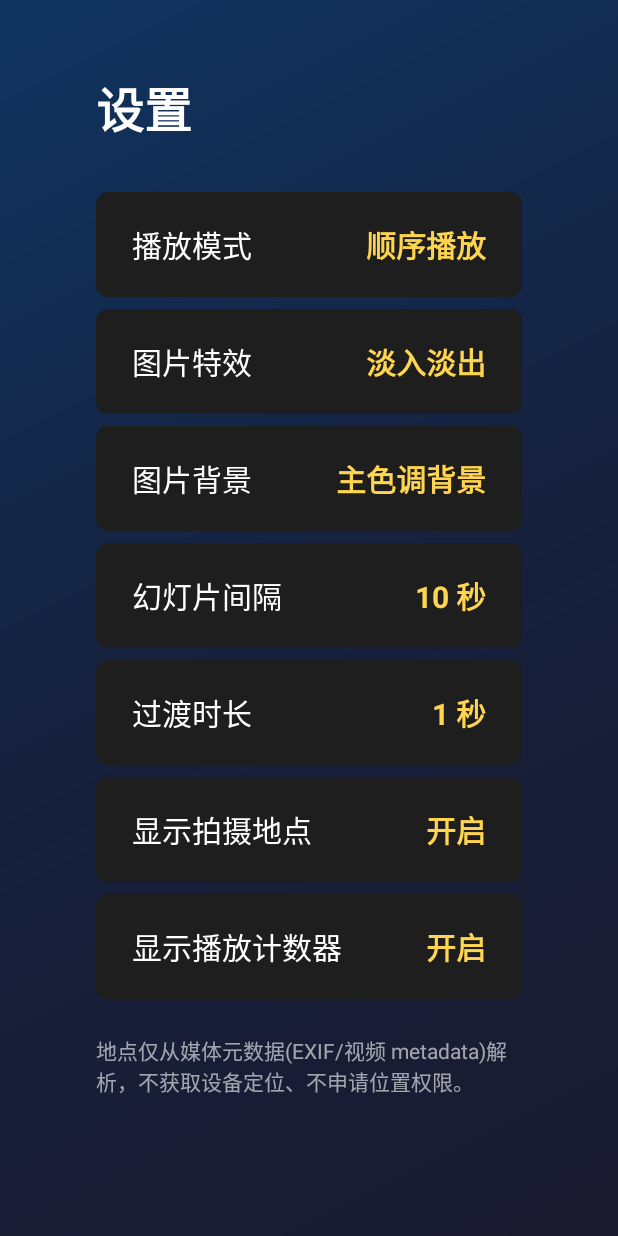
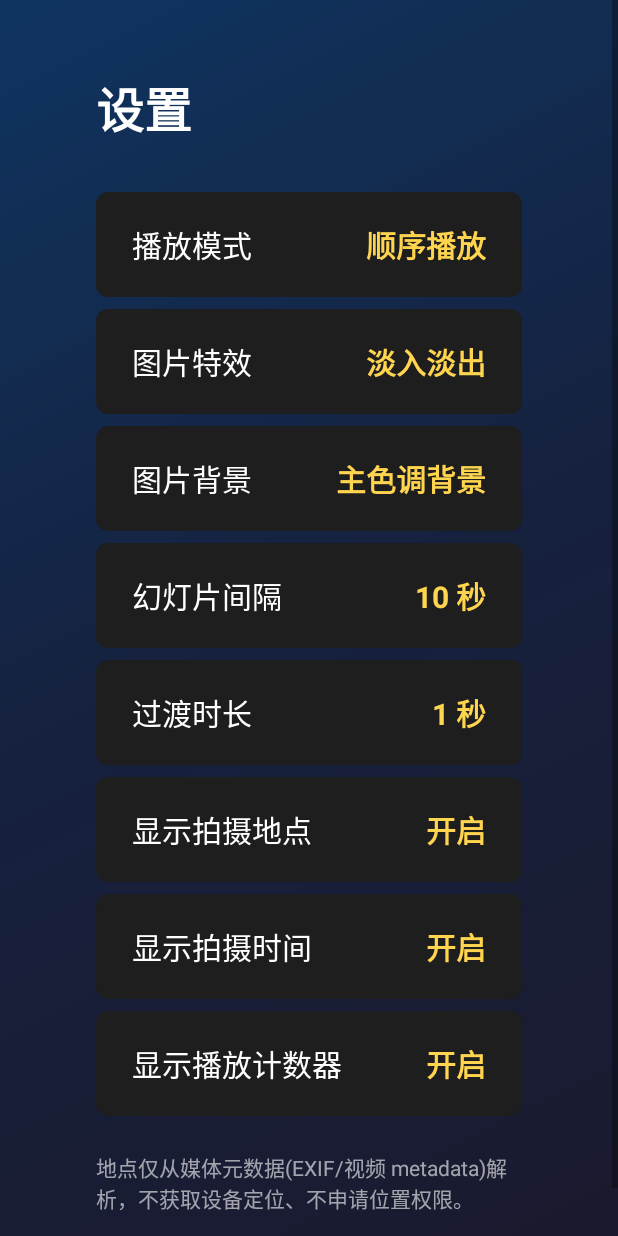
Before and after one commit to liuguanyu/pan-tv-player, an Android app: the SettingsActivity screen opened directly, with no data from a screen before it, on a phone screen of 412 x 824 dp. Run offline under Robolectric (Android 15) with nearby library versions, the light colour scheme and no system bars; our stand-ins replace Dagger/Hilt's generated code; libraries missing offline, so code that uses them is left out: androidx.palette.graphics.

Commit message:
feat: 新增 v7a flavor 与拍摄时间显示开关
- 新增纯 32 位 v7a flavor：Sony BRAVIA（Android 9，32 位用户态）专用，
  安装体积减半（48MB），修复该机型因存储/ABI 导致的安装失败
- 设置页新增「显示拍摄时间」开关，与地点/计数器开关并列，
  播放页左上角拍摄时间受其控制
- gitignore 补充 flavor 输出目录

```diff
--- a/app/src/main/java/com/baidu/tv/player/kt/repository/SettingsRepository.kt
+++ b/app/src/main/java/com/baidu/tv/player/kt/repository/SettingsRepository.kt
@@ -50,6 +50,9 @@ class SettingsRepository @Inject constructor(
 
     private val _showCounter = MutableStateFlow(readShowCounter())
     val showCounter: StateFlow<Boolean> = _showCounter.asStateFlow()
+
+    private val _showCaptureTime = MutableStateFlow(readShowCaptureTime())
+    val showCaptureTime: StateFlow<Boolean> = _showCaptureTime.asStateFlow()
 
     // ========== 播放模式 ==========
 
@@ -123,6 +126,16 @@ class SettingsRepository @Inject constructor(
     private fun readShowCounter(): Boolean =
         prefs.getBoolean(KEY_SHOW_COUNTER, DEFAULT_SHOW_COUNTER)
 
+    // ========== 是否显示拍摄时间 ==========
+
+    fun setShowCaptureTime(show: Boolean) {
+        prefs.edit { putBoolean(KEY_SHOW_CAPTURE_TIME, show) }
+        _showCaptureTime.value = show
+    }
+
+    private fun readShowCaptureTime(): Boolean =
+        prefs.getBoolean(KEY_SHOW_CAPTURE_TIME, DEFAULT_SHOW_CAPTURE_TIME)
+
     companion object {
         /** Hilt Named 限定符：设置专用 SharedPreferences。 */
         const val PREFS_QUALIFIER = "settings_prefs"
@@ -135,6 +148,7 @@ class SettingsRepository @Inject constructor(
         const val KEY_IMAGE_TRANSITION_DURATION = "image_transition_duration"
         const val KEY_SHOW_LOCATION = "show_location"
         const val KEY_SHOW_COUNTER = "show_counter"
+        const val KEY_SHOW_CAPTURE_TIME = "show_capture_time"
         const val KEY_PLAY_MODE = "play_mode"
         const val KEY_BACKGROUND_MODE = "background_mode"
 
@@ -143,6 +157,7 @@ class SettingsRepository @Inject constructor(
         const val DEFAULT_IMAGE_TRANSITION_DURATION = 1_000 // 1 秒
         const val DEFAULT_SHOW_LOCATION = true
         const val DEFAULT_SHOW_COUNTER = true
+        const val DEFAULT_SHOW_CAPTURE_TIME = true
         const val DEFAULT_PLAY_MODE = 0 // 顺序播放
         const val DEFAULT_BACKGROUND_MODE = 1 // 主色调背景
 
--- a/app/src/main/java/com/baidu/tv/player/kt/ui/playback/PlaybackActivity.kt
+++ b/app/src/main/java/com/baidu/tv/player/kt/ui/playback/PlaybackActivity.kt
@@ -169,8 +169,8 @@ class PlaybackActivity : FragmentActivity(), Media3VideoPlayerEngine.Listener {
         } else {
             locationText.visibility = View.GONE
         }
-        // 拍摄时间：首帧渲染后、能从媒体元数据取到即在左上角展示。
-        if (state.contentReady && !state.captureTimeText.isNullOrBlank()) {
+        // 拍摄时间：首帧渲染后、开启"显示拍摄时间"且能从媒体元数据取到即在左上角展示。
+        if (state.contentReady && state.showCaptureTime && !state.captureTimeText.isNullOrBlank()) {
             captureTimeText.text = state.captureTimeText
             captureTimeText.visibility = View.VISIBLE
         } else {
--- a/app/src/main/java/com/baidu/tv/player/kt/ui/playback/PlaybackViewModel.kt
+++ b/app/src/main/java/com/baidu/tv/player/kt/ui/playback/PlaybackViewModel.kt
@@ -59,6 +59,7 @@ data class PlaybackUiState(
     val locationText: String? = null,
     val captureTimeText: String? = null,
     val showCounter: Boolean = true,
+    val showCaptureTime: Boolean = true,
     /** 当前播放上下文来源：数据库播放列表 id（可空）。用于写入文件级最近播放记录。 */
     val sourcePlaylistId: Long? = null,
     /** 当前播放上下文来源：云盘目录路径（可空）。用于写入文件级最近播放记录。 */
@@ -157,6 +158,11 @@ class PlaybackViewModel @Inject constructor(
         viewModelScope.launch {
             settingsRepository.showCounter.collect { enabled ->
                 _uiState.update { it.copy(showCounter = enabled) }
+            }
+        }
+        viewModelScope.launch {
+            settingsRepository.showCaptureTime.collect { enabled ->
+                _uiState.update { it.copy(showCaptureTime = enabled) }
             }
         }
     }
--- a/app/src/main/java/com/baidu/tv/player/kt/ui/settings/SettingsActivity.kt
+++ b/app/src/main/java/com/baidu/tv/player/kt/ui/settings/SettingsActivity.kt
@@ -63,6 +63,9 @@ class SettingsActivity : FragmentActivity() {
         binding.rowShowCounter.setOnClickListener {
             viewModel.setShowCounter(!viewModel.uiState.value.showCounter)
         }
+        binding.rowShowCaptureTime.setOnClickListener {
+            viewModel.setShowCaptureTime(!viewModel.uiState.value.showCaptureTime)
+        }
     }
 
     private fun collectState() {
@@ -99,6 +102,8 @@ class SettingsActivity : FragmentActivity() {
             getString(if (state.showLocation) R.string.settings_on else R.string.settings_off)
         binding.valueShowCounter.text =
             getString(if (state.showCounter) R.string.settings_on else R.string.settings_off)
+        binding.valueShowCaptureTime.text =
+            getString(if (state.showCaptureTime) R.string.settings_on else R.string.settings_off)
     }
 
     private fun formatSeconds(ms: Int): String {
--- a/app/src/main/java/com/baidu/tv/player/kt/ui/settings/SettingsViewModel.kt
+++ b/app/src/main/java/com/baidu/tv/player/kt/ui/settings/SettingsViewModel.kt
@@ -27,6 +27,7 @@ data class SettingsUiState(
     val imageTransitionDurationMs: Int = SettingsRepository.DEFAULT_IMAGE_TRANSITION_DURATION,
     val showLocation: Boolean = true,
     val showCounter: Boolean = true,
+    val showCaptureTime: Boolean = true,
 )
 
 /** 设置页一次性事件。 */
@@ -58,21 +59,33 @@ class SettingsViewModel @Inject constructor(
             settingsRepository.imageTransitionDurationMs,
             settingsRepository.showLocation,
             settingsRepository.showCounter,
-        ) { transition, showLocation, showCounter -> Triple(transition, showLocation, showCounter) },
-    ) { playMode, effect, background, display, (transition, showLocation, showCounter) ->
+            settingsRepository.showCaptureTime,
+        ) { transition, showLocation, showCounter, showCaptureTime ->
+            SecondarySettings(transition, showLocation, showCounter, showCaptureTime)
+        },
+    ) { playMode, effect, background, display, secondary ->
         SettingsUiState(
             playMode = playMode,
             imageEffect = effect,
             backgroundMode = background,
             imageDisplayDurationMs = display,
-            imageTransitionDurationMs = transition,
-            showLocation = showLocation,
-            showCounter = showCounter,
+            imageTransitionDurationMs = secondary.transitionMs,
+            showLocation = secondary.showLocation,
+            showCounter = secondary.showCounter,
+            showCaptureTime = secondary.showCaptureTime,
         )
     }.stateIn(
         scope = viewModelScope,
         started = SharingStarted.WhileSubscribed(5_000),
         initialValue = SettingsUiState(),
+    )
+
+    /** 内层 combine 的中间状态（kotlinx combine 单组最多 5 个流）。 */
+    private data class SecondarySettings(
+        val transitionMs: Int,
+        val showLocation: Boolean,
+        val showCounter: Boolean,
+        val showCaptureTime: Boolean,
     )
 
     private val _events = MutableSharedFlow<SettingsUiEvent>(extraBufferCapacity = 1)
@@ -94,6 +107,8 @@ class SettingsViewModel @Inject constructor(
 
     fun setShowCounter(show: Boolean) = settingsRepository.setShowCounter(show)
 
+    fun setShowCaptureTime(show: Boolean) = settingsRepository.setShowCaptureTime(show)
+
     /**
      * 地点识别测试入口（tasks.md 7.4）：给定媒体 URL 尝试解析地址并通过事件回传。
      * 失败静默返回 null（不弹错误），仅以事件形式提示。
--- a/app/src/main/res/layout/activity_settings.xml
+++ b/app/src/main/res/layout/activity_settings.xml
@@ -118,6 +118,22 @@
                 tools:text="开启" />
         </LinearLayout>
 
+        <!-- 拍摄时间开关 -->
+        <LinearLayout
+            android:id="@+id/rowShowCaptureTime"
+            style="@style/SettingsRow"
+            android:focusable="true">
+
+            <TextView
+                style="@style/SettingsRowLabel"
+                android:text="@string/settings_show_capture_time" />
+
+            <TextView
+                android:id="@+id/valueShowCaptureTime"
+                style="@style/SettingsRowValue"
+                tools:text="开启" />
+        </LinearLayout>
+
         <!-- 播放计数器开关 -->
         <LinearLayout
             android:id="@+id/rowShowCounter"
--- a/app/src/main/res/values/strings.xml
+++ b/app/src/main/res/values/strings.xml
@@ -54,6 +54,7 @@
     <string name="settings_transition_duration">过渡时长</string>
     <string name="settings_show_location">显示拍摄地点</string>
     <string name="settings_show_counter">显示播放计数器</string>
+    <string name="settings_show_capture_time">显示拍摄时间</string>
     <string name="settings_show_location_hint">地点仅从媒体元数据(EXIF/视频 metadata)解析，不获取设备定位、不申请位置权限。</string>
     <string name="settings_on">开启</string>
     <string name="settings_off">关闭</string>
```
Also changed, not shown: app/build.gradle.kts (+8 -0 lines), 4 other files.
